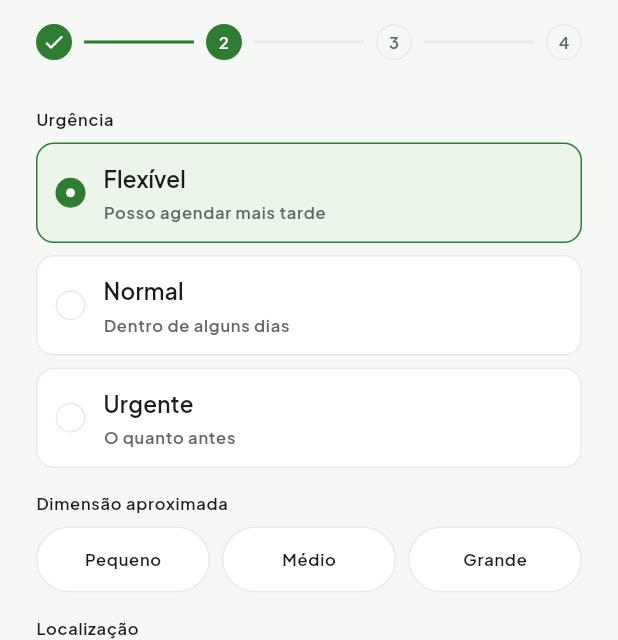
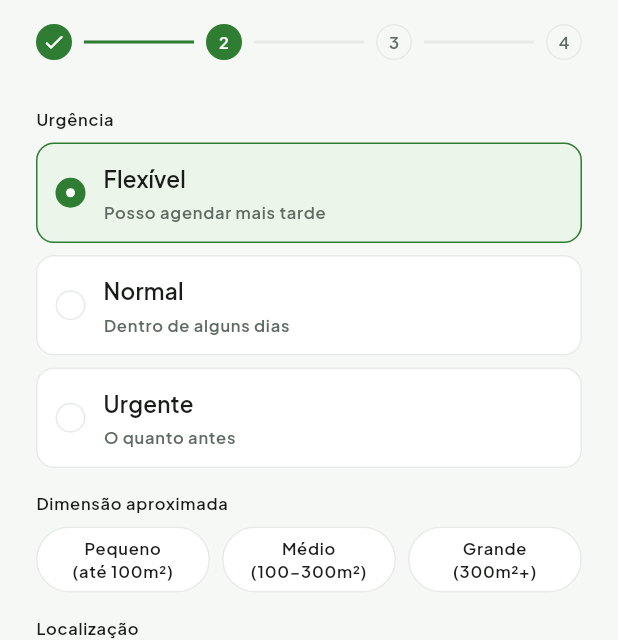
Before and after one commit to rkt2902/local-services-app, a Flutter app: the ClientCreateJobScheduleScreen screen opened by its route, on a phone screen of 412 x 824 dp, the part 60-700 px from its top. Run offline on Flutter 3.47's test engine with Material 3 defaults, Android fonts, the phone set to English and light mode, and no system bars; drawn by our look-alikes of flutter_map; our stand-ins replace flutter_image_compress, flutter_riverpod, geocoding, geolocator, go_router, google_fonts and 6 more; missing offline and left inert: google_mlkit_text_recognition; accounts and stored records are empty.

Commit message:
fix: 7 minor bugs + polish across create-job wizard and job screens
- client_create_job_service_screen.dart: bump category-card grid aspect
  ratio (0.95 -> 0.8) so 2-line names fit ("Montagem de jardim" was
  overflowing by ~2px).
- client_job_confirmed_screen.dart: hero header now extends behind the
  status bar instead of SafeArea leaving a background-colored strip
  above it that didn't match the header's own color.
- core/widgets/app_date_picker.dart (new): showAppDatePicker() wraps the
  native showDatePicker() with a themed DatePickerThemeData (brand
  green, app radius/typography) instead of the auto-generated M3 seed
  scheme. Applied to all 3 existing call sites (wizard, worker proposal,
  reschedule dialog).
- client_create_job_schedule_screen.dart: no GoogleMap widget exists in
  this codebase (grepped lib/ to confirm) — the only embedded map uses
  flutter_map/OSM. Swapped the raw tile.openstreetmap.org tiles for
  CARTO Positron (light, minimal POIs) plus the attribution it requires,
  the closest equivalent to a custom light map style available here.
- client_create_job_schedule_screen.dart: _getLocation() now awaits
  reverse geocoding instead of firing it and moving on — the loading
  spinner used to clear before the address resolved, so "Continuar" was
  reachable with an empty address despite a valid GPS pin. Falls back to
  a coordinate label if Nominatim fails instead of leaving the field
  blank.
- SizeEstimate.label (enums.dart): single source for the size labels,
  now with approximate m² ranges, replacing 3 duplicated switch
  statements (client review, both worker job detail screens, client job
  detail). Wizard chips use a 2-line compact variant (narrow column).
  Fixed client_job_detail_screen.dart's _MetadataRow, which rendered its
  value in a bare Text with no Flexible/ellipsis — safe for the old
  short labels, would have overflowed with the longer ones.
- client_create_job_review_screen.dart: step 4's content list had no top
  padding between the step-progress bar and the first item, unlike the
  other 3 wizard steps which all use AppSpacing.md there.

Co-Authored-By: Claude Sonnet 5 <noreply@anthropic.com>
Claude-Session: https://claude.ai/code/session_01Q72eHWv8pCAigy3iV9d2T7

```diff
--- a/servicesapp/lib/core/constants/enums.dart
+++ b/servicesapp/lib/core/constants/enums.dart
@@ -210,6 +210,17 @@ enum SizeEstimate {
         SizeEstimate.large => 'large',
       };
 
+  /// Label completo com faixa de m² aproximada — usado em revisão/detalhe,
+  /// onde há espaço para o texto todo. Único sítio a definir estas faixas;
+  /// o passo 2 do wizard usa uma versão mais curta (chips estreitos) mas
+  /// com os mesmos valores — ver `ClientJobSizeOption` em
+  /// `client_create_job_schedule_screen.dart`.
+  String get label => switch (this) {
+        SizeEstimate.small => 'Pequeno (até 100m²)',
+        SizeEstimate.medium => 'Médio (100-300m²)',
+        SizeEstimate.large => 'Grande (300m²+)',
+      };
+
   static SizeEstimate fromValue(String value) => switch (value) {
         'small' => SizeEstimate.small,
         'medium' => SizeEstimate.medium,
--- a/servicesapp/lib/features/client/presentation/client_create_job_schedule_screen.dart
+++ b/servicesapp/lib/features/client/presentation/client_create_job_schedule_screen.dart
@@ -12,6 +12,7 @@ import '../../../core/theme/app_colors.dart';
 import '../../../core/theme/app_radius.dart';
 import '../../../core/theme/app_spacing.dart';
 import '../../../core/theme/app_status_color.dart';
+import '../../../core/widgets/app_date_picker.dart';
 import '../../../core/widgets/app_motion.dart';
 import '../../../core/widgets/app_step_progress.dart';
 import '../../../core/widgets/app_text_field.dart';
@@ -27,10 +28,14 @@ class ClientJobSizeOption {
   final String label;
 }
 
+// Quebra de linha explícita (`\n`) em vez do texto completo de
+// `SizeEstimate.label` — o chip é estreito (3 por linha) e o valor
+// completo ("Pequeno (até 100m²)") ficava a quebrar em pontos aleatórios;
+// mesmas faixas de m², só formatadas para caber em 2 linhas curtas.
 const _sizeOptions = [
-  ClientJobSizeOption(id: 'small', label: 'Pequeno'),
-  ClientJobSizeOption(id: 'medium', label: 'Médio'),
-  ClientJobSizeOption(id: 'large', label: 'Grande'),
+  ClientJobSizeOption(id: 'small', label: 'Pequeno\n(até 100m²)'),
+  ClientJobSizeOption(id: 'medium', label: 'Médio\n(100-300m²)'),
+  ClientJobSizeOption(id: 'large', label: 'Grande\n(300m²+)'),
 ];
 
 /// Escolha de urgência no passo 2.
@@ -132,11 +137,21 @@ class _ClientCreateJobScheduleScreenState
     _reverseGeocodePin(point.latitude, point.longitude);
   }
 
+  /// Preenche a morada a partir do pin sempre que o campo ainda está vazio
+  /// — nunca sobrescreve texto que o utilizador já tenha escrito à mão.
+  /// Falha silenciosa do `GeocodingService` (Nominatim em baixo, sem rede,
+  /// rate limit) já não deixa a morada por preencher: cai para um rótulo
+  /// com as coordenadas, para nunca publicar um pedido com endereço vazio
+  /// só porque o reverse geocoding falhou — era isso que mais tarde
+  /// aparecia como "morada desconhecida" no detalhe do pedido.
   Future<void> _reverseGeocodePin(double lat, double lng) async {
     final result = await GeocodingService.reverseGeocode(lat, lng);
-    if (result != null && mounted && _addressController.text.isEmpty) {
-      setState(() => _addressController.text = result.addressText);
-    }
+    if (!mounted || _addressController.text.isNotEmpty) return;
+    setState(() {
+      _addressController.text = result?.addressText ??
+          'Localização aproximada '
+              '(${lat.toStringAsFixed(5)}, ${lng.toStringAsFixed(5)})';
+    });
   }
 
   Future<void> _getLocation() async {
@@ -163,7 +178,13 @@ class _ClientCreateJobScheduleScreenState
       final latlng = LatLng(position.latitude, position.longitude);
       setState(() => _pinPosition = latlng);
       _mapController.move(latlng, 14);
-      _reverseGeocodePin(position.latitude, position.longitude);
+      // Aguardado de propósito — antes disto era "fire and forget": o
+      // spinner do botão desaparecia assim que o GPS respondia, antes de a
+      // morada estar preenchida, e nada impedia "Continuar" com o campo
+      // ainda vazio (só o pin é validado em `_canContinue`). Mantendo o
+      // loading aceso até a morada estar mesmo resolvida (sucesso ou
+      // fallback acima) elimina essa janela.
+      await _reverseGeocodePin(position.latitude, position.longitude);
     } catch (e) {
       if (!mounted) return;
       setState(
@@ -174,7 +195,7 @@ class _ClientCreateJobScheduleScreenState
   }
 
   Future<void> _pickDate() async {
-    final picked = await showDatePicker(
+    final picked = await showAppDatePicker(
       context: context,
       initialDate: _selectedDate ?? DateTime.now().add(const Duration(days: 1)),
       firstDate: DateTime.now(),
@@ -399,9 +420,18 @@ class _ClientCreateJobScheduleScreenState
                             onTap: _onMapTap,
                           ),
                           children: [
+                            // CARTO Positron em vez do tile cru do
+                            // openstreetmap.org — mesmos dados OSM, mas um
+                            // basemap claro e minimalista (poucos POIs,
+                            // paleta neutra) pensado para ser usado como
+                            // fundo discreto, em vez das cores fortes/muitos
+                            // rótulos do estilo "standard" da OSM. Também
+                            // resolve o aviso do próprio flutter_map sobre
+                            // o tile server da openstreetmap.org não ser
+                            // apropriado para produção.
                             TileLayer(
                               urlTemplate:
-                                  'https://tile.openstreetmap.org/{z}/{x}/{y}.png',
+                                  'https://basemaps.cartocdn.com/light_all/{z}/{x}/{y}{r}.png',
                               userAgentPackageName: 'com.example.servicesapp',
                             ),
                             if (_pinPosition != null)
@@ -417,6 +447,14 @@ class _ClientCreateJobScheduleScreenState
                                   ),
                                 ],
                               ),
+                            RichAttributionWidget(
+                              alignment: AttributionAlignment.bottomLeft,
+                              attributions: [
+                                TextSourceAttribution(
+                                  'OpenStreetMap contributors, © CARTO',
+                                ),
+                              ],
+                            ),
                           ],
                         ),
                       ),
@@ -693,6 +731,7 @@ class _SizeChip extends StatelessWidget {
           ),
           child: Text(
             label,
+            textAlign: TextAlign.center,
             style: textTheme.labelMedium?.copyWith(
               color: selected ? AppColors.surface : AppColors.textPrimary,
             ),
--- a/servicesapp/lib/features/jobs/presentation/widgets/reschedule_dialog.dart
+++ b/servicesapp/lib/features/jobs/presentation/widgets/reschedule_dialog.dart
@@ -1,5 +1,7 @@
 import 'package:flutter/material.dart';
 import 'package:intl/intl.dart';
+
+import '../../../../core/widgets/app_date_picker.dart';
 
 class RescheduleDialog extends StatefulWidget {
   const RescheduleDialog._();
@@ -21,7 +23,7 @@ class _RescheduleDialogState extends State<RescheduleDialog> {
   bool _flexible = false;
 
   Future<void> _pickDate() async {
-    final picked = await showDatePicker(
+    final picked = await showAppDatePicker(
       context: context,
       initialDate: DateTime.now().add(const Duration(days: 1)),
       firstDate: DateTime.now().add(const Duration(days: 1)),
--- a/servicesapp/lib/features/worker/presentation/worker_submit_proposal_screen.dart
+++ b/servicesapp/lib/features/worker/presentation/worker_submit_proposal_screen.dart
@@ -4,6 +4,7 @@ import 'package:go_router/go_router.dart';
 import 'package:intl/intl.dart';
 
 import '../../../core/utils/error_utils.dart';
+import '../../../core/widgets/app_date_picker.dart';
 import '../../auth/application/auth_providers.dart';
 import '../../jobs/application/job_providers.dart';
 import '../../proposals/application/proposal_providers.dart';
@@ -53,7 +54,7 @@ class _WorkerSubmitProposalScreenState
   bool _submitting = false;
 
   Future<view.WorkerProposalDateSelection?> _selectDate() async {
-    final picked = await showDatePicker(
+    final picked = await showAppDatePicker(
       context: context,
       initialDate: DateTime.now().add(const Duration(days: 1)),
       firstDate: DateTime.now(),
```
Also changed, not shown: servicesapp/lib/core/widgets/app_date_picker.dart (added, +91 -0 lines), servicesapp/lib/features/client/presentation/client_create_job_review_screen.dart (+7 -8 lines), servicesapp/lib/features/client/presentation/client_create_job_service_screen.dart (+5 -2 lines), servicesapp/lib/features/jobs/presentation/client_job_confirmed_screen.dart (+17 -2 lines), servicesapp/lib/features/jobs/presentation/client_job_detail_screen.dart (+15 -12 lines), servicesapp/lib/features/worker/presentation/worker_job_detail_screen.dart (+1 -6 lines), servicesapp/lib/features/worker/presentation/worker_my_job_detail_screen.dart (+1 -7 lines).
